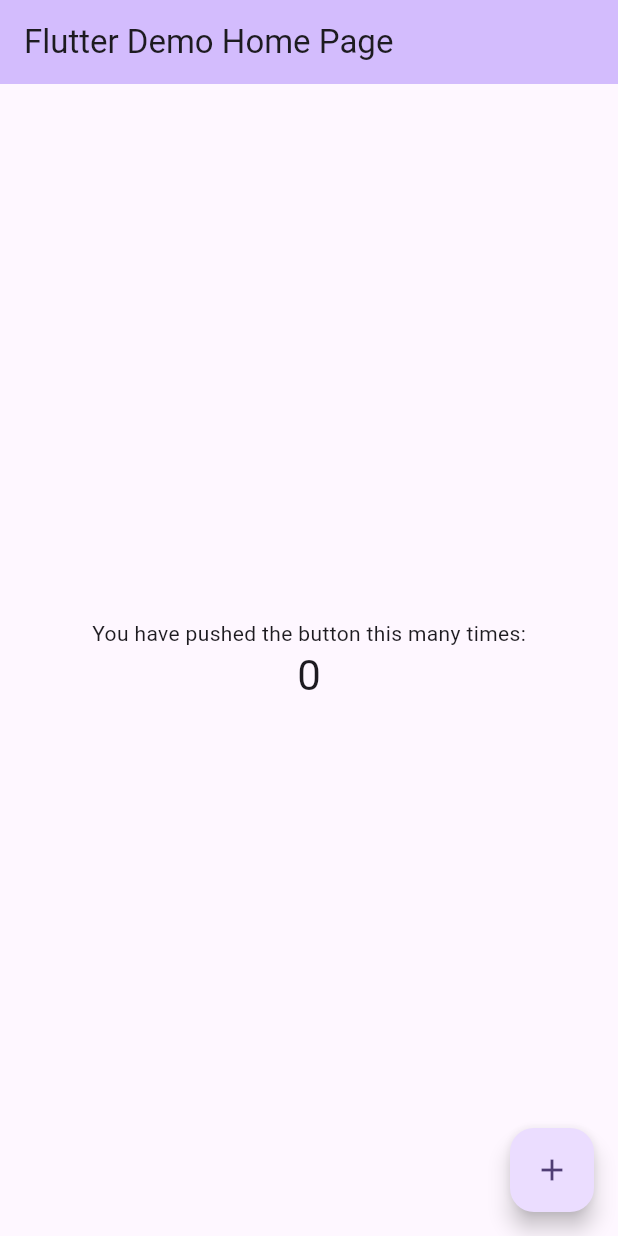
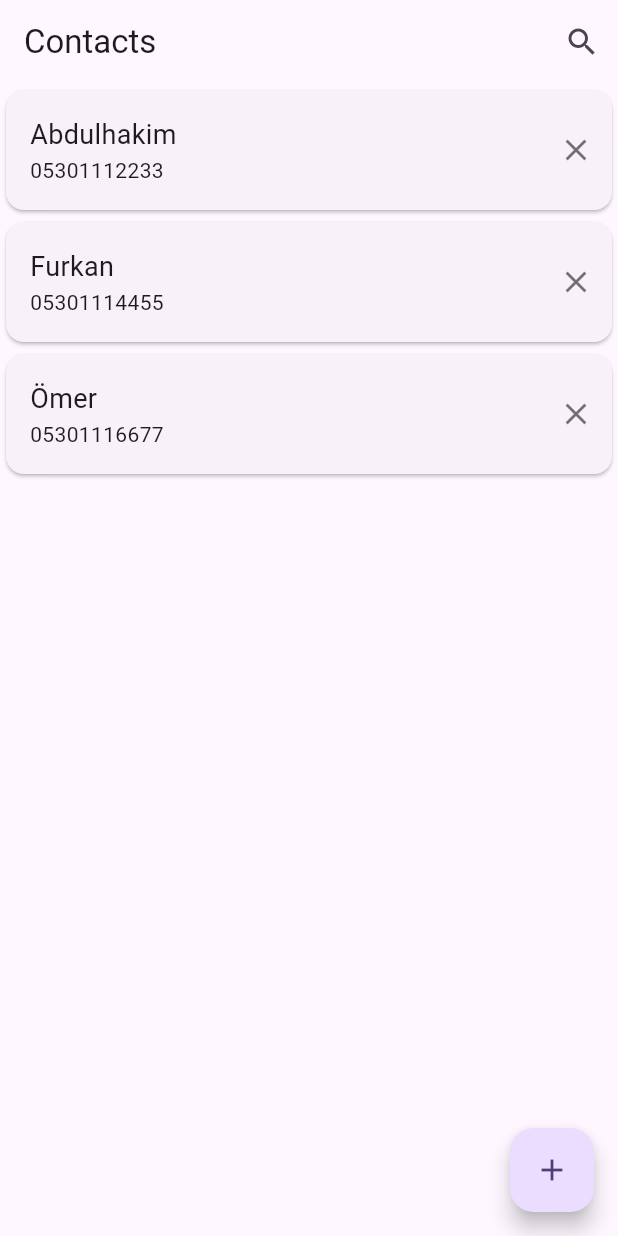
Before and after one commit to AbdulhakimKaya/contact_app, a Flutter app: the screen it shows after launch, on a phone screen of 412 x 824 dp. Run offline on Flutter 3.47's test engine with Material 3 defaults, Android fonts, the phone set to English and light mode, and no system bars.

Commit message:
Contact app Design, AppBar and ListView

```diff
--- /dev/null
+++ b/lib/data/entity/person.dart
@@ -0,0 +1,7 @@
+class Person {
+  int person_id;
+  String person_name;
+  String person_tel;
+
+  Person({required this.person_id, required this.person_name, required this.person_tel});
+}
--- a/lib/main.dart
+++ b/lib/main.dart
@@ -1,3 +1,4 @@
+import 'package:contact_app/ui/views/home_page.dart';
 import 'package:flutter/material.dart';
 
 void main() {
@@ -11,61 +12,12 @@ class MyApp extends StatelessWidget {
   Widget build(BuildContext context) {
     return MaterialApp(
       title: 'Flutter Demo',
+      debugShowCheckedModeBanner: false,
       theme: ThemeData(
         colorScheme: ColorScheme.fromSeed(seedColor: Colors.deepPurple),
         useMaterial3: true,
       ),
-      home: const MyHomePage(title: 'Flutter Demo Home Page'),
+      home: const HomePage(),
     );
   }
 }
-
-class MyHomePage extends StatefulWidget {
-  const MyHomePage({super.key, required this.title});
-
-
-
-  final String title;
-
-  @override
-  State<MyHomePage> createState() => _MyHomePageState();
-}
-
-class _MyHomePageState extends State<MyHomePage> {
-  int _counter = 0;
-
-  void _incrementCounter() {
-    setState(() {
-      _counter++;
-    });
-  }
-
-  @override
-  Widget build(BuildContext context) {
-    return Scaffold(
-      appBar: AppBar(
-        backgroundColor: Theme.of(context).colorScheme.inversePrimary,
-        title: Text(widget.title),
-      ),
-      body: Center(
-        child: Column(
-          mainAxisAlignment: MainAxisAlignment.center,
-          children: <Widget>[
-            const Text(
-              'You have pushed the button this many times:',
-            ),
-            Text(
-              '$_counter',
-              style: Theme.of(context).textTheme.headlineMedium,
-            ),
-          ],
-        ),
-      ),
-      floatingActionButton: FloatingActionButton(
-        onPressed: _incrementCounter,
-        tooltip: 'Increment',
-        child: const Icon(Icons.add),
-      ),
-    );
-  }
-}
--- /dev/null
+++ b/lib/ui/views/home_page.dart
@@ -0,0 +1,152 @@
+import 'package:contact_app/data/entity/person.dart';
+import 'package:contact_app/ui/views/add_page.dart';
+import 'package:contact_app/ui/views/detail_page.dart';
+import 'package:flutter/material.dart';
+
+class HomePage extends StatefulWidget {
+  const HomePage({super.key});
+
+  @override
+  State<HomePage> createState() => _HomePageState();
+}
+
+class _HomePageState extends State<HomePage> {
+  bool isSearch = false;
+
+  Future<void> searchPerson(String searchText) async {
+    print("Search Person: $searchText");
+  }
+
+  Future<List<Person>> personsData() async {
+    var personsList = <Person>[];
+    var p1 = Person(
+        person_id: 1, person_name: "Abdulhakim", person_tel: "05301112233");
+    var p2 =
+        Person(person_id: 2, person_name: "Furkan", person_tel: "05301114455");
+    var p3 =
+        Person(person_id: 3, person_name: "Ömer", person_tel: "05301116677");
+
+    personsList.add(p1);
+    personsList.add(p2);
+    personsList.add(p3);
+
+    return personsList;
+  }
+
+  Future<void> deletePerson(int person_id) async {
+    print("Person Id: $person_id");
+  }
+
+  @override
+  Widget build(BuildContext context) {
+    return Scaffold(
+      appBar: AppBar(
+        title: isSearch
+            ? TextField(
+                decoration: const InputDecoration(hintText: "Search"),
+                onChanged: (searchText) {
+                  searchPerson(searchText);
+                },
+              )
+            : const Text("Contacts"),
+        actions: [
+          isSearch
+              ? IconButton(
+                  onPressed: () {
+                    setState(() {
+                      isSearch = false;
+                    });
+                  },
+                  icon: const Icon(Icons.clear),
+                )
+              : IconButton(
+                  onPressed: () {
+                    setState(() {
+                      isSearch = true;
+                    });
+                  },
+                  icon: const Icon(Icons.search),
+                )
+        ],
+      ),
+      body: FutureBuilder<List<Person>>(
+        future: personsData(),
+        builder: (context, snapshot) {
+          if (snapshot.hasData) {
+            var personsList = snapshot.data;
+            return ListView.builder(
+                itemCount: personsList!.length,
+                itemBuilder: (context, index) {
+                  var person = personsList[index];
+                  return GestureDetector(
+                    onTap: () {
+                      Navigator.push(
+                          context,
+                          MaterialPageRoute(
+                              builder: (context) =>
+                                  DetailPage(person: person))).then((value) {});
+                    },
+                    child: Card(
+                      child: SizedBox(
+                        height: 80,
+                        child: Row(
+                          mainAxisAlignment: MainAxisAlignment.spaceBetween,
+                          children: [
+                            Padding(
+                              padding: const EdgeInsets.all(16),
+                              child: Column(
+                                mainAxisAlignment:
+                                    MainAxisAlignment.spaceEvenly,
+                                crossAxisAlignment: CrossAxisAlignment.start,
+                                children: [
+                                  Text(
+                                    person.person_name,
+                                    style: const TextStyle(fontSize: 18),
+                                  ),
+                                  Text(person.person_tel),
+                                ],
+                              ),
+                            ),
+                            IconButton(
+                              onPressed: () {
+                                ScaffoldMessenger.of(context).showSnackBar(
+                                  SnackBar(
+                                    content: Text(
+                                        "Delete ${person.person_name}?"),
+                                    action: SnackBarAction(
+                                        label: "Yes",
+                                        onPressed: () {
+                                          deletePerson(person.person_id);
+                                        }),
+                                  ),
+                                );
+                              },
+                              icon: const Icon(
+                                Icons.clear,
+                                color: Colors.black54,
+                              ),
+                            )
+                          ],
+                        ),
+                      ),
+                    ),
+                  );
+                });
+          } else {
+            return const Center();
+          }
+        },
+      ),
+      floatingActionButton: FloatingActionButton(
+        onPressed: () {
+          Navigator.push(context,
+                  MaterialPageRoute(builder: (context) => const AddPage()))
+              .then((value) {
+            print("Anasayfaya dönüldü");
+          });
+        },
+        child: const Icon(Icons.add),
+      ),
+    );
+  }
+}
```
Also changed, not shown: lib/ui/views/add_page.dart (added, +47 -0 lines), lib/ui/views/detail_page.dart (added, +58 -0 lines).
